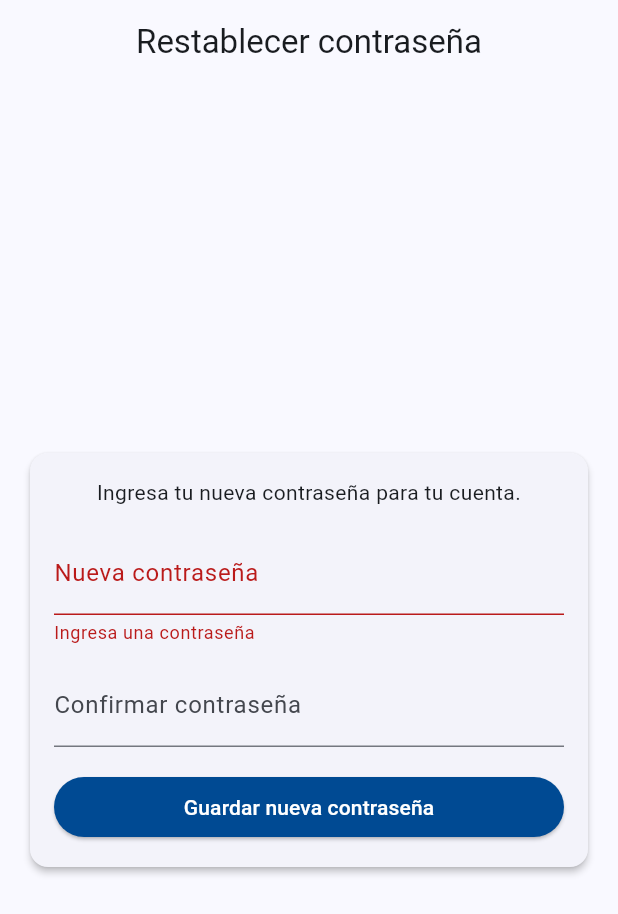
After one commit to Jereff77/guadiana_objetivos, a Flutter app: the ResetPasswordPage screen opened directly, after a tap on "Guardar nueva contraseña", on a phone screen of 412 x 824 dp. The commit adds this screen. Shown: the top 914 px of the screen. Run offline on Flutter 3.47's test engine with Material 3 defaults, Android fonts, the phone set to English and light mode, and no system bars; our stand-ins replace drift, dropdown_search, flutter_dotenv, shared_preferences, supabase_flutter; accounts and stored records are empty; generated files the repository leaves out were written again; network calls fail.

Commit message:
Inventarios: notas de inventario, filtros mejorados y reset de contraseña

```diff
--- /dev/null
+++ b/inventarios/lib/presentation/pages/reset_password_page.dart
@@ -0,0 +1,160 @@
+import 'package:flutter/material.dart';
+import 'package:supabase_flutter/supabase_flutter.dart';
+import '../../core/config/supabase_config.dart';
+import 'home_page.dart';
+
+class ResetPasswordPage extends StatefulWidget {
+  const ResetPasswordPage({super.key});
+
+  @override
+  State<ResetPasswordPage> createState() => _ResetPasswordPageState();
+}
+
+class _ResetPasswordPageState extends State<ResetPasswordPage> {
+  final _formKey = GlobalKey<FormState>();
+  final _passwordController = TextEditingController();
+  final _confirmController = TextEditingController();
+  bool _loading = false;
+  String? _error;
+
+  @override
+  void dispose() {
+    _passwordController.dispose();
+    _confirmController.dispose();
+    super.dispose();
+  }
+
+  Future<void> _updatePassword() async {
+    if (!_formKey.currentState!.validate()) return;
+
+    setState(() {
+      _loading = true;
+      _error = null;
+    });
+
+    try {
+      final client = SupabaseConfig.client;
+      final session = client.auth.currentSession;
+      if (session == null) {
+        throw Exception(
+          'El enlace de recuperación ya no es válido. Por favor solicita uno nuevo.',
+        );
+      }
+
+      await client.auth.updateUser(
+        UserAttributes(password: _passwordController.text),
+      );
+
+      if (!mounted) return;
+
+      ScaffoldMessenger.of(context).showSnackBar(
+        const SnackBar(content: Text('Contraseña actualizada correctamente')),
+      );
+
+      Navigator.of(context).pushAndRemoveUntil(
+        MaterialPageRoute(builder: (_) => const HomePage()),
+        (route) => false,
+      );
+    } catch (e) {
+      if (!mounted) return;
+      setState(() {
+        _error = e.toString();
+      });
+    } finally {
+      if (mounted) {
+        setState(() {
+          _loading = false;
+        });
+      }
+    }
+  }
+
+  @override
+  Widget build(BuildContext context) {
+    return Scaffold(
+      appBar: AppBar(
+        title: const Text('Restablecer contraseña'),
+      ),
+      body: Padding(
+        padding: const EdgeInsets.all(16),
+        child: Center(
+          child: ConstrainedBox(
+            constraints: const BoxConstraints(maxWidth: 420),
+            child: Card(
+              child: Padding(
+                padding: const EdgeInsets.all(16),
+                child: Form(
+                  key: _formKey,
+                  child: Column(
+                    mainAxisSize: MainAxisSize.min,
+                    children: [
+                      const Text(
+                        'Ingresa tu nueva contraseña para tu cuenta.',
+                        textAlign: TextAlign.center,
+                      ),
+                      const SizedBox(height: 16),
+                      TextFormField(
+                        controller: _passwordController,
+                        decoration: const InputDecoration(
+                          labelText: 'Nueva contraseña',
+                        ),
+                        obscureText: true,
+                        validator: (v) {
+                          if (v == null || v.isEmpty) {
+                            return 'Ingresa una contraseña';
+                          }
+                          if (v.length < 6) {
+                            return 'Debe tener al menos 6 caracteres';
+                          }
+                          return null;
+                        },
+                      ),
+                      const SizedBox(height: 12),
+                      TextFormField(
+                        controller: _confirmController,
+                        decoration: const InputDecoration(
+                          labelText: 'Confirmar contraseña',
+                        ),
+                        obscureText: true,
+                        validator: (v) {
+                          if (v != _passwordController.text) {
+                            return 'Las contraseñas no coinciden';
+                          }
+                          return null;
+                        },
+                      ),
+                      const SizedBox(height: 16),
+                      if (_error != null)
+                        Padding(
+                          padding: const EdgeInsets.only(bottom: 8),
+                          child: Text(
+                            _error!,
+                            style: const TextStyle(color: Colors.red),
+                          ),
+                        ),
+                      SizedBox(
+                        width: double.infinity,
+                        child: ElevatedButton(
+                          onPressed: _loading ? null : _updatePassword,
+                          child: _loading
+                              ? const SizedBox(
+                                  height: 20,
+                                  width: 20,
+                                  child: CircularProgressIndicator(
+                                    strokeWidth: 2,
+                                  ),
+                                )
+                              : const Text('Guardar nueva contraseña'),
+                        ),
+                      ),
+                    ],
+                  ),
+                ),
+              ),
+            ),
+          ),
+        ),
+      ),
+    );
+  }
+}
```
Also changed, not shown: inventarios/lib/core/config/supabase_config.dart (+8 -2 lines), inventarios/lib/data/datasources/local/database.dart (+14 -2 lines), inventarios/lib/presentation/pages/forgot_password_page.dart (+27 -0 lines), inventarios/lib/presentation/pages/home_page.dart (+37 -0 lines), inventarios/lib/presentation/pages/inventory_page.dart (+12 -1 lines), inventarios/lib/presentation/widgets/filter_dialog.dart (+21 -0 lines), inventarios/lib/presentation/widgets/inventory_notes_dialog.dart (added, +205 -0 lines), inventarios/lib/services/auth_service.dart (+7 -1 lines), inventarios/pubspec.yaml (+7 -0 lines), inventarios/assets/icon/app_icon.png (added), inventarios/lib/data/datasources/local/database.g.dart, inventarios/pubspec.lock, 8 other files.
